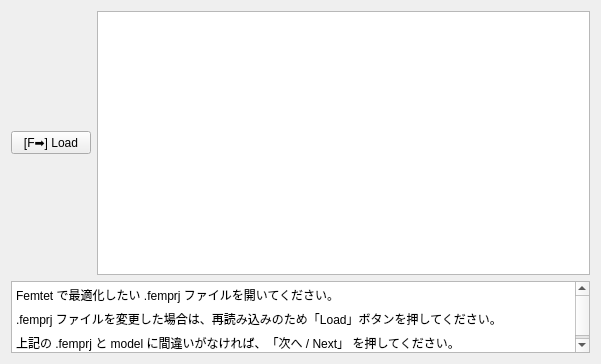
pyfemtet/pyfemtet-opt-gui, file pyfemtet_opt_gui/ui/WizardPage_analysis_model.ui: the form before one commit.
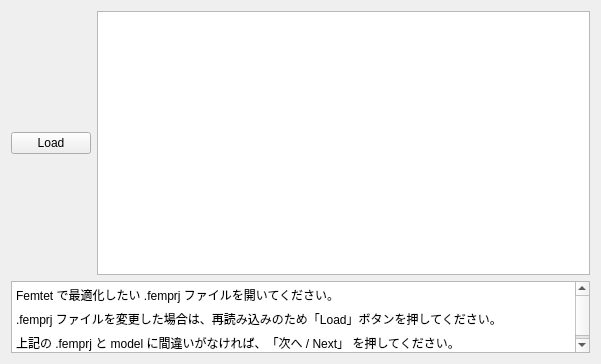
The form after the commit. Icons and pictures are not drawn.

What changed in the file:
```diff
--- a/pyfemtet_opt_gui/ui/WizardPage_analysis_model.ui
+++ b/pyfemtet_opt_gui/ui/WizardPage_analysis_model.ui
@@ -17,7 +17,10 @@
    <item row="0" column="0">
     <widget class="QPushButton" name="pushButton_load">
      <property name="text">
-      <string>[F➡] Load</string>
+      <string>Load</string>
+     </property>
+     <property name="icon">
+      <iconset theme="QIcon::ThemeIcon::GoDown"/>
      </property>
     </widget>
    </item>
```
